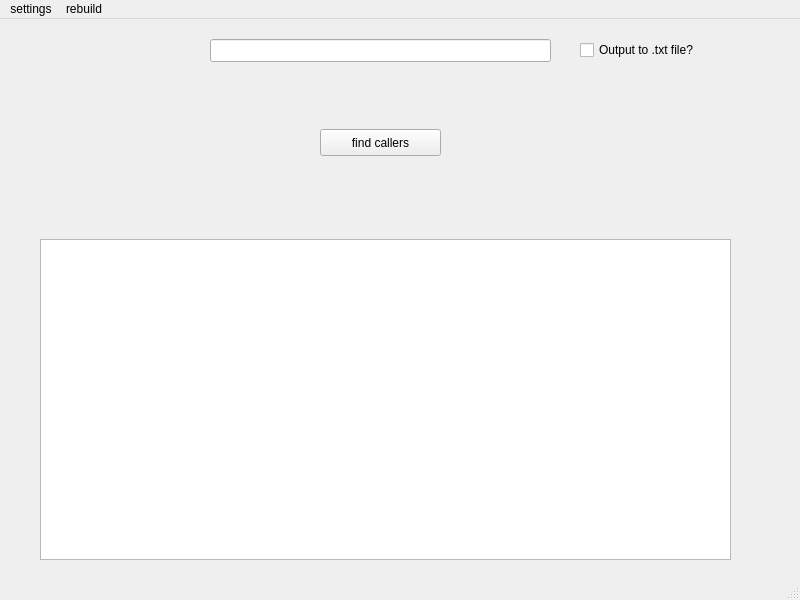
First picture: the form in UI/Antistasi_PhoneBook_tool.ui, repository Giddius/Antistasi_PhoneBook_tool, before the edit.
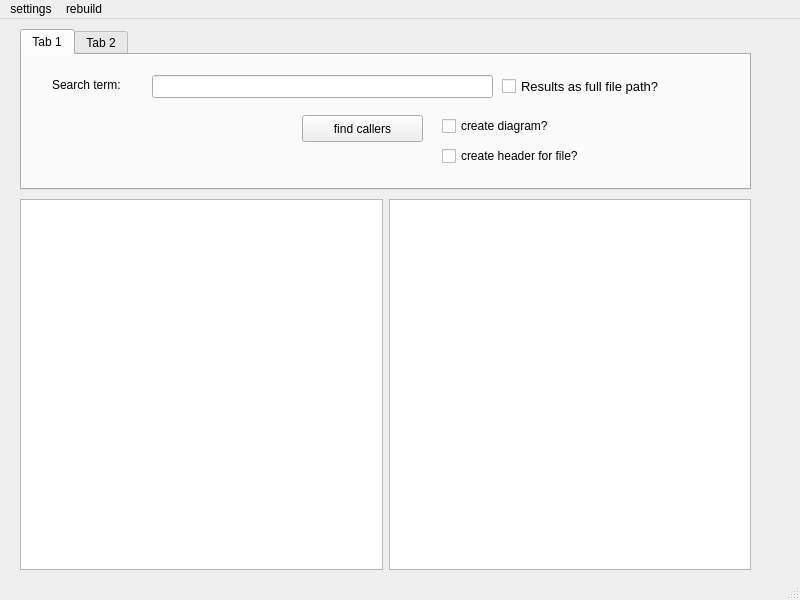
Second picture: the form after the edit.

Diff of the .ui file:
```diff
--- a/UI/Antistasi_PhoneBook_tool.ui
+++ b/UI/Antistasi_PhoneBook_tool.ui
@@ -15,57 +15,194 @@
    <string>MainWindow</string>
   </property>
   <widget class="QWidget" name="centralwidget">
-   <widget class="QLineEdit" name="input_search_term">
+   <widget class="QWidget" name="horizontalLayoutWidget">
     <property name="geometry">
      <rect>
-      <x>210</x>
-      <y>20</y>
-      <width>341</width>
-      <height>23</height>
+      <x>20</x>
+      <y>180</y>
+      <width>731</width>
+      <height>371</height>
      </rect>
     </property>
+    <layout class="QHBoxLayout" name="horizontalLayout">
+     <item>
+      <widget class="QTextEdit" name="Output_window">
+       <property name="readOnly">
+        <bool>true</bool>
+       </property>
+      </widget>
+     </item>
+     <item>
+      <widget class="QGraphicsView" name="graphicsView"/>
+     </item>
+    </layout>
    </widget>
-   <widget class="QTextEdit" name="Output_window">
+   <widget class="QTabWidget" name="tabWidget">
     <property name="geometry">
      <rect>
-      <x>40</x>
-      <y>220</y>
-      <width>691</width>
-      <height>321</height>
+      <x>20</x>
+      <y>10</y>
+      <width>731</width>
+      <height>161</height>
      </rect>
     </property>
-    <property name="readOnly">
-     <bool>true</bool>
+    <property name="currentIndex">
+     <number>0</number>
     </property>
-   </widget>
-   <widget class="QPushButton" name="start_query">
-    <property name="geometry">
-     <rect>
-      <x>320</x>
-      <y>110</y>
-      <width>121</width>
-      <height>27</height>
-     </rect>
-    </property>
-    <property name="text">
-     <string>find callers</string>
-    </property>
-   </widget>
-   <widget class="QCheckBox" name="Output_to_file_check">
-    <property name="geometry">
-     <rect>
-      <x>580</x>
-      <y>20</y>
-      <width>191</width>
-      <height>22</height>
-     </rect>
-    </property>
-    <property name="toolTip">
-     <string>output file location and name must be specified in the config</string>
-    </property>
-    <property name="text">
-     <string>Output to .txt file?</string>
-    </property>
+    <widget class="QWidget" name="tab">
+     <attribute name="title">
+      <string>Tab 1</string>
+     </attribute>
+     <widget class="QLineEdit" name="input_search_term">
+      <property name="geometry">
+       <rect>
+        <x>130</x>
+        <y>20</y>
+        <width>341</width>
+        <height>23</height>
+       </rect>
+      </property>
+     </widget>
+     <widget class="QPushButton" name="start_query">
+      <property name="geometry">
+       <rect>
+        <x>280</x>
+        <y>60</y>
+        <width>121</width>
+        <height>27</height>
+       </rect>
+      </property>
+      <property name="text">
+       <string>find callers</string>
+      </property>
+     </widget>
+     <widget class="QCheckBox" name="output_diagram_check">
+      <property name="geometry">
+       <rect>
+        <x>420</x>
+        <y>60</y>
+        <width>191</width>
+        <height>22</height>
+       </rect>
+      </property>
+      <property name="toolTip">
+       <string>output file location and name must be specified in the config</string>
+      </property>
+      <property name="text">
+       <string>create diagram?</string>
+      </property>
+     </widget>
+     <widget class="QLabel" name="label">
+      <property name="geometry">
+       <rect>
+        <x>30</x>
+        <y>20</y>
+        <width>111</width>
+        <height>20</height>
+       </rect>
+      </property>
+      <property name="text">
+       <string>Search term:</string>
+      </property>
+     </widget>
+     <widget class="QCheckBox" name="output_full_path_check">
+      <property name="geometry">
+       <rect>
+        <x>480</x>
+        <y>20</y>
+        <width>231</width>
+        <height>22</height>
+       </rect>
+      </property>
+      <property name="font">
+       <font>
+        <pointsize>10</pointsize>
+       </font>
+      </property>
+      <property name="toolTip">
+       <string>output file location and name must be specified in the config</string>
+      </property>
+      <property name="text">
+       <string>Results as full file path?</string>
+      </property>
+     </widget>
+     <widget class="QCheckBox" name="create_header_check">
+      <property name="geometry">
+       <rect>
+        <x>420</x>
+        <y>90</y>
+        <width>231</width>
+        <height>22</height>
+       </rect>
+      </property>
+      <property name="toolTip">
+       <string>output file location and name must be specified in the config</string>
+      </property>
+      <property name="text">
+       <string>create header for file?</string>
+      </property>
+     </widget>
+    </widget>
+    <widget class="QWidget" name="tab_2">
+     <attribute name="title">
+      <string>Tab 2</string>
+     </attribute>
+     <widget class="QPushButton" name="star_query_all">
+      <property name="geometry">
+       <rect>
+        <x>210</x>
+        <y>20</y>
+        <width>161</width>
+        <height>27</height>
+       </rect>
+      </property>
+      <property name="text">
+       <string>show every function</string>
+      </property>
+     </widget>
+     <widget class="QCheckBox" name="create_md_check">
+      <property name="geometry">
+       <rect>
+        <x>410</x>
+        <y>20</y>
+        <width>131</width>
+        <height>23</height>
+       </rect>
+      </property>
+      <property name="text">
+       <string>create .md</string>
+      </property>
+     </widget>
+     <widget class="QCheckBox" name="create_csv_check">
+      <property name="geometry">
+       <rect>
+        <x>410</x>
+        <y>60</y>
+        <width>111</width>
+        <height>23</height>
+       </rect>
+      </property>
+      <property name="text">
+       <string>create .csv</string>
+      </property>
+     </widget>
+     <widget class="QCheckBox" name="create_html_check">
+      <property name="enabled">
+       <bool>false</bool>
+      </property>
+      <property name="geometry">
+       <rect>
+        <x>410</x>
+        <y>100</y>
+        <width>121</width>
+        <height>23</height>
+       </rect>
+      </property>
+      <property name="text">
+       <string>create .html</string>
+      </property>
+     </widget>
+    </widget>
    </widget>
   </widget>
   <widget class="QMenuBar" name="menubar">
```
